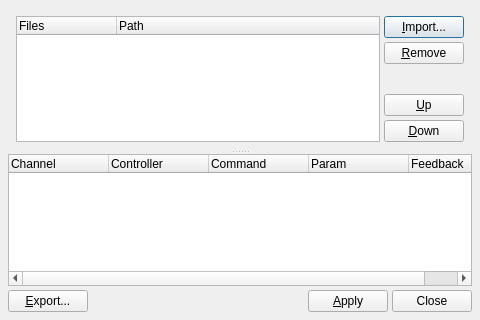
Above: src/qtractorMidiControlForm.ui from rncbc/qtractor before the change. Below: the same form after it.
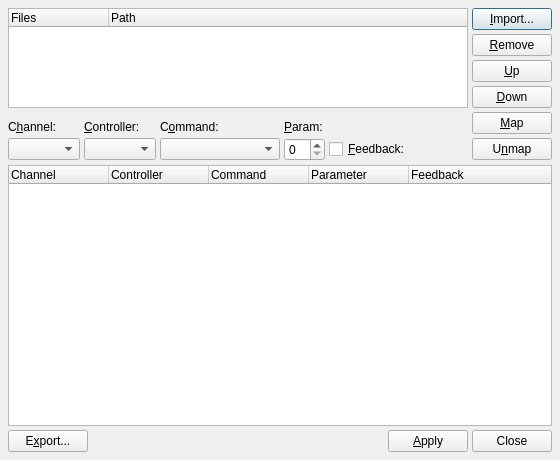
That is the form after the change. Icons and pictures are not drawn.

Commit message: - On-going MIDI controller mapping infrastructure (EXPERIMENTAL).

What changed in the file:
```diff
--- a/src/qtractorMidiControlForm.ui
+++ b/src/qtractorMidiControlForm.ui
@@ -20,13 +20,13 @@
 
  </comment>
  <class>qtractorMidiControlForm</class>
- <widget class="QDialog" name="qtractorMidiControlForm">
-  <property name="geometry">
+ <widget class="QDialog" name="qtractorMidiControlForm" >
+  <property name="geometry" >
    <rect>
     <x>0</x>
     <y>0</y>
-    <width>480</width>
-    <height>320</height>
+    <width>560</width>
+    <height>460</height>
    </rect>
   </property>
   <property name="windowTitle">
@@ -37,15 +37,10 @@
   </property>
   <layout class="QVBoxLayout">
    <item>
-    <widget class="QSplitter">
-     <property name="orientation">
-      <enum>Qt::Vertical</enum>
-     </property>
-     <widget class="QWidget">
-      <layout class="QHBoxLayout">
-       <item>
-        <widget class="QTreeWidget" name="FilesListView">
-         <property name="toolTip">
+    <layout class="QGridLayout" >
+     <item rowspan="4" row="0" column="0" colspan="5" >
+      <widget class="QTreeWidget" name="FilesListView" >
+       <property name="toolTip" >
           <string>Controller files</string>
          </property>
          <property name="rootIsDecorated">
@@ -69,11 +64,9 @@
          </column>
         </widget>
        </item>
-       <item>
-        <layout class="QVBoxLayout">
-         <item>
-          <widget class="QPushButton" name="ImportPushButton">
-           <property name="toolTip">
+     <item row="0" column="5" >
+      <widget class="QPushButton" name="ImportPushButton" >
+       <property name="toolTip" >
             <string>Import controllers file</string>
            </property>
            <property name="text">
@@ -87,9 +80,9 @@
            </property>
           </widget>
          </item>
-         <item>
-          <widget class="QPushButton" name="RemovePushButton">
-           <property name="toolTip">
+     <item row="1" column="5" >
+      <widget class="QPushButton" name="RemovePushButton" >
+       <property name="toolTip" >
             <string>Remove controller file</string>
            </property>
            <property name="text">
@@ -103,22 +96,9 @@
            </property>
           </widget>
          </item>
-         <item>
-          <spacer>
-           <property name="orientation">
-            <enum>Qt::Vertical</enum>
-           </property>
-           <property name="sizeHint">
-            <size>
-             <width>20</width>
-             <height>8</height>
-            </size>
-           </property>
-          </spacer>
-         </item>
-         <item>
-          <widget class="QPushButton" name="MoveUpPushButton">
-           <property name="toolTip">
+     <item row="2" column="5" >
+      <widget class="QPushButton" name="MoveUpPushButton" >
+       <property name="toolTip" >
             <string>Move controller file up on list order</string>
            </property>
            <property name="text">
@@ -132,9 +112,9 @@
            </property>
           </widget>
          </item>
-         <item>
-          <widget class="QPushButton" name="MoveDownPushButton">
-           <property name="toolTip">
+     <item row="3" column="5" >
+      <widget class="QPushButton" name="MoveDownPushButton" >
+       <property name="toolTip" >
             <string>Move controller file down on list order</string>
            </property>
            <property name="text">
@@ -148,12 +128,156 @@
            </property>
           </widget>
          </item>
-        </layout>
-       </item>
-      </layout>
-     </widget>
-     <widget class="QTreeWidget" name="ControlMapListView">
-      <property name="toolTip">
+     <item row="4" column="0" >
+      <widget class="QLabel" name="ChannelTextLabel" >
+       <property name="text" >
+        <string>C&amp;hannel:</string>
+       </property>
+       <property name="alignment" >
+        <set>Qt::AlignBottom|Qt::AlignLeading|Qt::AlignLeft</set>
+       </property>
+       <property name="buddy" >
+        <cstring>ChannelComboBox</cstring>
+       </property>
+      </widget>
+     </item>
+     <item row="4" column="1" >
+      <widget class="QLabel" name="ControllerTextLabel" >
+       <property name="text" >
+        <string>&amp;Controller:</string>
+       </property>
+       <property name="alignment" >
+        <set>Qt::AlignBottom|Qt::AlignLeading|Qt::AlignLeft</set>
+       </property>
+       <property name="buddy" >
+        <cstring>ControllerComboBox</cstring>
+       </property>
+      </widget>
+     </item>
+     <item row="4" column="2" >
+      <widget class="QLabel" name="CommandTextLabel" >
+       <property name="text" >
+        <string>C&amp;ommand:</string>
+       </property>
+       <property name="alignment" >
+        <set>Qt::AlignBottom|Qt::AlignLeading|Qt::AlignLeft</set>
+       </property>
+       <property name="buddy" >
+        <cstring>CommandComboBox</cstring>
+       </property>
+      </widget>
+     </item>
+     <item row="4" column="3" >
+      <widget class="QLabel" name="ParamTextLabel" >
+       <property name="text" >
+        <string>&amp;Param:</string>
+       </property>
+       <property name="alignment" >
+        <set>Qt::AlignBottom|Qt::AlignLeading|Qt::AlignLeft</set>
+       </property>
+       <property name="buddy" >
+        <cstring>ParamSpinBox</cstring>
+       </property>
+      </widget>
+     </item>
+     <item row="4" column="4" >
+      <spacer>
+       <property name="orientation" >
+        <enum>Qt::Horizontal</enum>
+       </property>
+       <property name="sizeHint" >
+        <size>
+         <width>20</width>
+         <height>20</height>
+        </size>
+       </property>
+      </spacer>
+     </item>
+     <item row="4" column="5" >
+      <widget class="QPushButton" name="MapPushButton" >
+       <property name="toolTip" >
+        <string>Map channel/controller command</string>
+       </property>
+       <property name="text" >
+        <string>&amp;Map</string>
+       </property>
+       <property name="icon" >
+        <iconset resource="../icons/qtractor.qrc" >:/icons/formCreate.png</iconset>
+       </property>
+       <property name="shortcut" >
+        <string>Alt+A</string>
+       </property>
+      </widget>
+     </item>
+     <item row="5" column="0" >
+      <widget class="QComboBox" name="ChannelComboBox" >
+       <property name="toolTip" >
+        <string>MIDI Channel</string>
+       </property>
+      </widget>
+     </item>
+     <item row="5" column="1" >
+      <widget class="QComboBox" name="ControllerComboBox" >
+       <property name="toolTip" >
+        <string>MIDI Controller</string>
+       </property>
+      </widget>
+     </item>
+     <item row="5" column="2" >
+      <widget class="QComboBox" name="CommandComboBox" >
+       <property name="minimumSize" >
+        <size>
+         <width>120</width>
+         <height>0</height>
+        </size>
+       </property>
+       <property name="toolTip" >
+        <string>Command type</string>
+       </property>
+      </widget>
+     </item>
+     <item row="5" column="3" >
+      <widget class="QSpinBox" name="ParamSpinBox" >
+       <property name="toolTip" >
+        <string>Command parameter</string>
+       </property>
+      </widget>
+     </item>
+     <item row="5" column="4" >
+      <widget class="QCheckBox" name="FeedbackCheckBox" >
+       <property name="toolTip" >
+        <string>Commend feedback</string>
+       </property>
+       <property name="text" >
+        <string>&amp;Feedback:</string>
+       </property>
+      </widget>
+     </item>
+     <item row="5" column="5" >
+      <widget class="QPushButton" name="UnmapPushButton" >
+       <property name="toolTip" >
+        <string>Unmap channel/controller command</string>
+       </property>
+       <property name="text" >
+        <string>U&amp;nmap</string>
+       </property>
+       <property name="icon" >
+        <iconset resource="../icons/qtractor.qrc" >:/icons/formRemove.png</iconset>
+       </property>
+       <property name="shortcut" >
+        <string>Alt+A</string>
+       </property>
+      </widget>
+     </item>
+     <item row="6" column="0" colspan="6" >
+      <widget class="QTreeWidget" name="ControlMapListView" >
+       <property name="minimumSize" >
+        <size>
+         <width>0</width>
+         <height>180</height>
+        </size>
+       </property>
+       <property name="toolTip" >
        <string>Controller map</string>
       </property>
       <property name="rootIsDecorated">
@@ -181,8 +305,8 @@
        </property>
       </column>
       <column>
-       <property name="text">
-        <string>Param</string>
+        <property name="text" >
+         <string>Parameter</string>
        </property>
       </column>
       <column>
@@ -191,17 +315,18 @@
        </property>
       </column>
      </widget>
-    </widget>
-   </item>
+     </item>
+    </layout>
+   </item>
    <item>
-    <layout class="QHBoxLayout">
+    <layout class="QHBoxLayout" >
      <item>
-      <widget class="QPushButton" name="ExportPushButton">
-       <property name="toolTip">
+      <widget class="QPushButton" name="ExportPushButton" >
+       <property name="toolTip" >
         <string>Export to controller file</string>
        </property>
-       <property name="text">
-        <string>&amp;Export...</string>
+       <property name="text" >
+        <string>E&amp;xport...</string>
        </property>
        <property name="icon">
         <iconset resource="../icons/qtractor.qrc">:/icons/fileSave.png</iconset>
@@ -225,8 +350,8 @@
       </spacer>
      </item>
      <item>
-      <widget class="QPushButton" name="ApplyPushButton">
-       <property name="toolTip">
+      <widget class="QPushButton" name="ApplyPushButton" >
+       <property name="toolTip" >
         <string>Apply all controller files</string>
        </property>
        <property name="text">
@@ -241,8 +366,8 @@
       </widget>
      </item>
      <item>
-      <widget class="QPushButton" name="ClosePushButton">
-       <property name="toolTip">
+      <widget class="QPushButton" name="ClosePushButton" >
+       <property name="toolTip" >
         <string>Close this dialog</string>
        </property>
        <property name="text">
@@ -257,7 +382,7 @@
    </item>
   </layout>
  </widget>
- <layoutdefault spacing="4" margin="8"/>
+ <layoutdefault spacing="4" margin="8" />
  <tabstops>
   <tabstop>FilesListView</tabstop>
   <tabstop>ImportPushButton</tabstop>
```
Left out of the diff: 106 changed lines with no effect on the pictures. Lines whose indentation alone changed are shown as unchanged. The commit also changes 4 other files.
